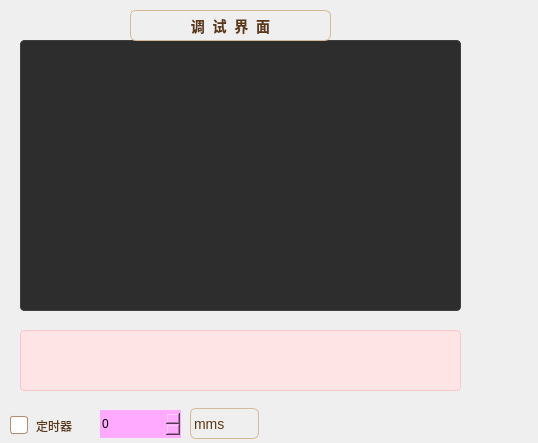
This is deb.ui in gezifeizoule123-cloud/-Temperature-and-humidity as Qt 5 draws it before an edit. The edited form follows.
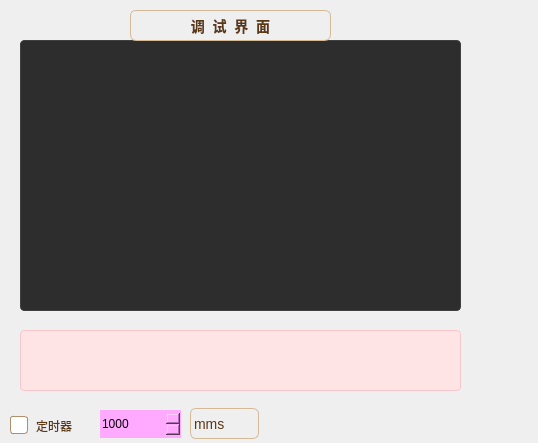
This is the edited form. Icons and pictures are not drawn.

Patch:
```diff
--- a/deb.ui
+++ b/deb.ui
@@ -391,6 +391,12 @@
    <property name="styleSheet">
     <string notr="true">background-color: rgb(255, 170, 255);</string>
    </property>
+   <property name="maximum">
+    <number>999999</number>
+   </property>
+   <property name="value">
+    <number>1000</number>
+   </property>
   </widget>
   <widget class="QLabel" name="label_2">
    <property name="geometry">
```
